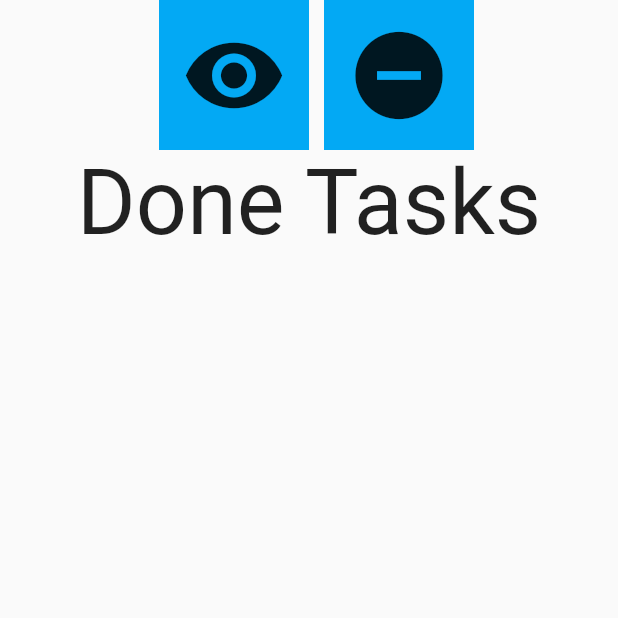
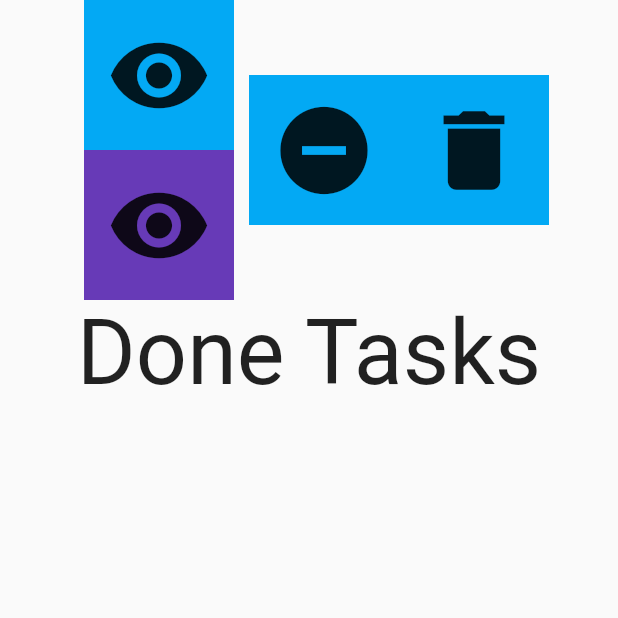
Before and after one commit to HassanEmad0010/to_do_Application, a Flutter app: the DoneTaskScreen screen opened directly, on a phone screen of 412 x 824 dp, the top half of it. Run offline on Flutter 3.47's test engine with Material 2 defaults, Android fonts, the phone set to English and light mode, and no system bars; our stand-ins replace sqflite; accounts and stored records are empty.

```diff
--- a/lib/modules/DoneTaskScreen.dart
+++ b/lib/modules/DoneTaskScreen.dart
@@ -18,6 +18,8 @@ class DoneTaskScreen extends StatelessWidget {
             const SizedBox(
               width: 10,
             ),
+            Column(
+              children: [
                 Container(
                   width: 100,
                   height: 100,
@@ -34,6 +36,24 @@ class DoneTaskScreen extends StatelessWidget {
                     },
                   ),
                 ),
+                Container(
+                  width: 100,
+                  height: 100,
+                  color: Colors.deepPurple,
+                  child: IconButton(
+                    iconSize: 70,
+                    icon: Icon(Icons.visibility),
+                    onPressed: () async {
+                      print("view pressed");
+                      String sqlCommand = "SELECT * FROM 'DoneTASKS'";
+                      var responce =
+                      await dbObject.readData(sqlCommand: sqlCommand);
+                      print("$responce");
+                    },
+                  ),
+                ),
+              ],
+            ),
             const SizedBox(
               width: 10,
             ),
@@ -47,9 +67,25 @@ class DoneTaskScreen extends StatelessWidget {
                 onPressed: () async {
                   print("delete pressed");
                   String sqlCommand ="Delete FROM 'TASKS'";
-                  var responce =
-                  await dbObject.DeleteData(sqlCommand: sqlCommand);
-                  print(responce);
+               //   var responce =
+                  //await dbObject.DeleteData(sqlCommand: sqlCommand);
+
+                //  print(responce);
+                },
+              ),
+            ),
+
+            Container(
+              width: 100,
+              height: 100,
+              color: Colors.lightBlue,
+              child: IconButton(
+                iconSize: 70,
+                icon: Icon(Icons.delete),
+                onPressed: ()  {
+
+                  dbObject.DeleteDataBase();
+
                 },
               ),
             ),
```
Also changed, not shown: lib/modules/NewTaskScreen.dart (+29 -3 lines), lib/shared/componant/DataBaseClass.dart (+21 -7 lines), lib/shared/componant/componant.dart (+33 -5 lines). Lines whose indentation alone changed are shown as unchanged.
